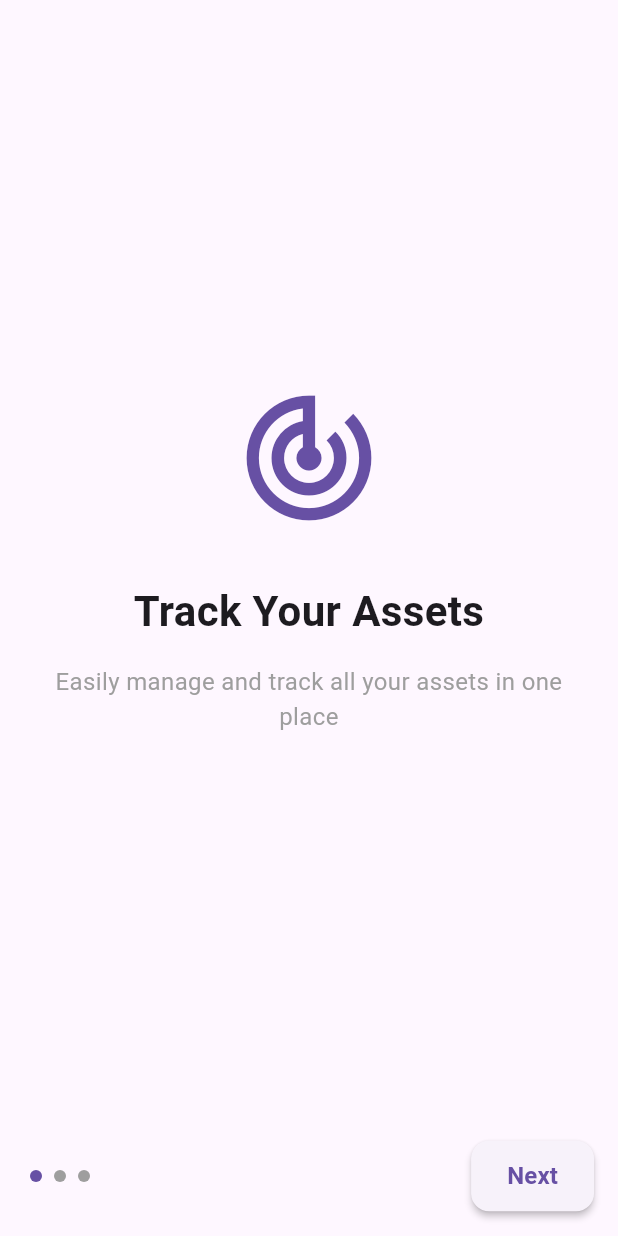
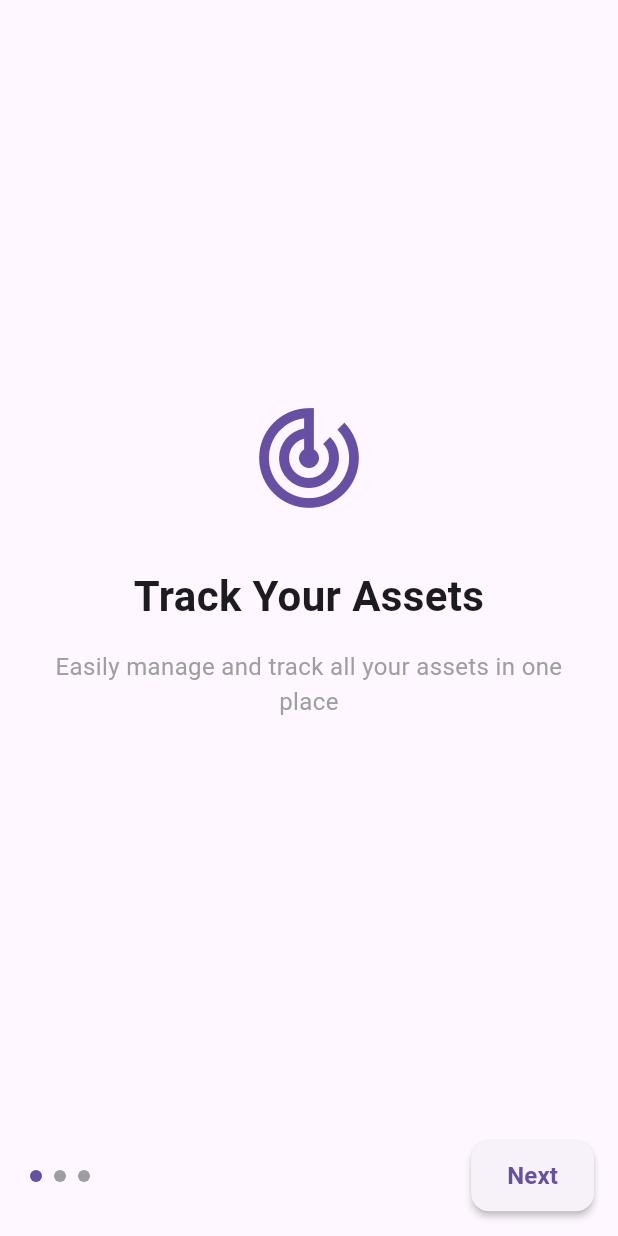
Before and after one commit to ErenBal1/AssetTracker, a Flutter app: the screen it shows after launch, on a phone screen of 412 x 824 dp. Run offline on Flutter 3.47's test engine with Material 3 defaults, Android fonts, the phone set to English and light mode, and no system bars; our stand-ins replace firebase_auth, firebase_core; accounts and stored records are empty; generated files the repository leaves out were written again.

Commit message:
code refactored.

```diff
--- a/asset_tracker_app/lib/services/firebase/firebase_auth_service.dart
+++ b/asset_tracker_app/lib/services/firebase/firebase_auth_service.dart
@@ -29,7 +29,7 @@ class FirebaseAuthService implements IAuthService {
   }
 
   String _handleAuthError(FirebaseAuthException e) {
-    final error = FirebaseAuthError.fromCode(e.code);
+    final error = e.code.toFirebaseAuthError();
     return error == FirebaseAuthError.unknown
         ? '${error.message}${e.message}'
         : error.message;
--- a/asset_tracker_app/lib/utils/constants/theme/constant_gap_sizes.dart
+++ b/asset_tracker_app/lib/utils/constants/theme/constant_gap_sizes.dart
@@ -1,13 +1,15 @@
+import 'package:asset_tracker_app/utils/constants/theme/constant_sizes.dart';
 import 'package:flutter/material.dart';
 
 class GapSize extends SizedBox {
-  const GapSize.small({super.key}) : super(height: 16);
+  const GapSize.small({super.key}) : super(height: ConstantSizes.gapSmall);
 
-  const GapSize.medium({super.key}) : super(height: 24);
+  const GapSize.medium({super.key}) : super(height: ConstantSizes.gapMedium);
 
-  const GapSize.mediumLarge({super.key}) : super(height: 32);
+  const GapSize.mediumLarge({super.key})
+      : super(height: ConstantSizes.gapLarge);
 
-  const GapSize.big({super.key}) : super(height: 48);
+  const GapSize.big({super.key}) : super(height: ConstantSizes.gapXL);
 
   ///square sized box with optional child
   const GapSize.square({
--- a/asset_tracker_app/lib/utils/constants/theme/constant_icons.dart
+++ /dev/null
@@ -1,28 +0,0 @@
-import 'package:asset_tracker_app/utils/constants/theme/constant_sizes.dart';
-import 'package:flutter/material.dart';
-
-class ConstantIcons {
-  static Icon getSplashScreenIcon(BuildContext context) {
-    return Icon(
-      Icons.inventory,
-      size: ConstantSizes.iconXXXL,
-      color: Theme.of(context).primaryColor,
-    );
-  }
-
-  static Icon getOnboardPagesIcons(IconData icon, BuildContext context) {
-    return Icon(
-      icon,
-      size: ConstantSizes.iconXXXL,
-      color: Theme.of(context).primaryColor,
-    );
-  }
-
-  static Icon getLoginPageIcon(BuildContext context) {
-    return Icon(
-      Icons.inventory,
-      size: ConstantSizes.iconXXL,
-      color: Theme.of(context).primaryColor,
-    );
-  }
-}
--- a/asset_tracker_app/lib/utils/constants/theme/constant_paddings.dart
+++ b/asset_tracker_app/lib/utils/constants/theme/constant_paddings.dart
@@ -1,69 +1,93 @@
+import 'package:asset_tracker_app/utils/constants/theme/constant_sizes.dart';
 import 'package:flutter/material.dart';
 
+/// Available padding values:
+/// XXS: 4.0
+/// XS:  8.0
+/// S:   12.0
+/// M:   16.0
+/// L:   20.0
+/// XL:  24.0
+/// XXL: 32.0
+///
+/// Types:
+/// - all: Applies padding to all sides
+/// - horizontal: Applies padding horizontally
+/// - vertical: Applies padding vertically
 class ConstantPaddings {
   /// Alls
-  ///
-  /// 4
-  static const EdgeInsets allXXS = EdgeInsets.all(4);
+  /// padding: 4.0
+  static const EdgeInsets allXXS = EdgeInsets.all(ConstantSizes.paddingXXS);
 
-  /// 8
-  static const EdgeInsets allXS = EdgeInsets.all(8);
+  /// padding: 8.0
+  static const EdgeInsets allXS = EdgeInsets.all(ConstantSizes.paddingXS);
 
-  /// 12
-  static const EdgeInsets allS = EdgeInsets.all(12);
+  /// padding: 12.0
+  static const EdgeInsets allS = EdgeInsets.all(ConstantSizes.paddingS);
 
-  /// 16
-  static const EdgeInsets allM = EdgeInsets.all(16);
+  /// padding: 16.0
+  static const EdgeInsets allM = EdgeInsets.all(ConstantSizes.paddingM);
 
-  /// 20
-  static const EdgeInsets allL = EdgeInsets.all(20);
+  /// padding: 20.0
+  static const EdgeInsets allL = EdgeInsets.all(ConstantSizes.paddingL);
 
-  /// 24
-  static const EdgeInsets allXL = EdgeInsets.all(24);
+  /// padding: 24.0
+  static const EdgeInsets allXL = EdgeInsets.all(ConstantSizes.paddingXL);
 
-  /// 32
-  static const EdgeInsets allXXL = EdgeInsets.all(32);
+  /// padding: 32.0
+  static const EdgeInsets allXXL = EdgeInsets.all(ConstantSizes.paddingXXL);
 
   /// Horizontals
-  ///
-  /// 4
-  static const EdgeInsets horizontalXXS = EdgeInsets.symmetric(horizontal: 4);
+  /// horizontal padding: 4.0
+  static const EdgeInsets horizontalXXS =
+      EdgeInsets.symmetric(horizontal: ConstantSizes.paddingXXS);
 
-  /// 8
-  static const EdgeInsets horizontalXS = EdgeInsets.symmetric(horizontal: 8);
+  /// horizontal padding: 8.0
+  static const EdgeInsets horizontalXS =
+      EdgeInsets.symmetric(horizontal: ConstantSizes.paddingXS);
 
-  /// 12
-  static const EdgeInsets horizontalS = EdgeInsets.symmetric(horizontal: 12);
+  /// horizontal padding: 12.0
+  static const EdgeInsets horizontalS =
+      EdgeInsets.symmetric(horizontal: ConstantSizes.paddingS);
 
-  /// 16
-  static const EdgeInsets horizontalM = EdgeInsets.symmetric(horizontal: 16);
+  /// horizontal padding: 16.0
+  static const EdgeInsets horizontalM =
+      EdgeInsets.symmetric(horizontal: ConstantSizes.paddingM);
 
-  /// 20
-  static const EdgeInsets horizontalL = EdgeInsets.symmetric(horizontal: 20);
+  /// horizontal padding: 20.0
+  static const EdgeInsets horizontalL =
+      EdgeInsets.symmetric(horizontal: ConstantSizes.paddingL);
 
-  /// 24
-  static const EdgeInsets horizontalXL = EdgeInsets.symmetric(horizontal: 24);
+  /// horizontal padding: 24.0
+  static const EdgeInsets horizontalXL =
+      EdgeInsets.symmetric(horizontal: ConstantSizes.paddingXL);
 
   /// Verticals
-  ///
-  /// 4
-  static const EdgeInsets verticalXXS = EdgeInsets.symmetric(vertical: 4);
+  /// vertical padding: 4.0
+  static const EdgeInsets verticalXXS =
+      EdgeInsets.symmetric(vertical: ConstantSizes.paddingXXS);
 
-  /// 8
-  static const EdgeInsets verticalXS = EdgeInsets.symmetric(vertical: 8);
+  /// vertical padding: 8.0
+  static const EdgeInsets verticalXS =
+      EdgeInsets.symmetric(vertical: ConstantSizes.paddingXS);
 
-  /// 12
-  static const EdgeInsets verticalS = EdgeInsets.symmetric(vertical: 12);
+  /// vertical padding: 12.0
+  static const EdgeInsets verticalS =
+      EdgeInsets.symmetric(vertical: ConstantSizes.paddingS);
 
-  /// 16
-  static const EdgeInsets verticalM = EdgeInsets.symmetric(vertical: 16);
+  /// vertical padding: 16.0
+  static const EdgeInsets verticalM =
+      EdgeInsets.symmetric(vertical: ConstantSizes.paddingM);
 
-  /// 20
-  static const EdgeInsets verticalL = EdgeInsets.symmetric(vertical: 20);
+  /// vertical padding: 20.0
+  static const EdgeInsets verticalL =
+      EdgeInsets.symmetric(vertical: ConstantSizes.paddingL);
 
-  /// 24
-  static const EdgeInsets verticalXL = EdgeInsets.symmetric(vertical: 24);
+  /// vertical padding: 24.0
+  static const EdgeInsets verticalXL =
+      EdgeInsets.symmetric(vertical: ConstantSizes.paddingXL);
 
+  /// Creates custom padding based on provided values
   static EdgeInsets custom({
     double? all,
     double? horizontal,
@@ -85,10 +109,10 @@ class ConstantPaddings {
     );
   }
 
-  /// For Special Ones
-  /// Horizontal: 24, Vertical: 12
+  /// Special Cases
+  /// horizontal: 24.0, vertical: 12.0
   static const EdgeInsets onBoardingButtonPadding = EdgeInsets.symmetric(
-    horizontal: 24,
-    vertical: 12,
+    horizontal: ConstantSizes.paddingXL, // 24
+    vertical: ConstantSizes.paddingS, // 12
   );
 }
--- a/asset_tracker_app/lib/utils/constants/theme/constant_sizes.dart
+++ b/asset_tracker_app/lib/utils/constants/theme/constant_sizes.dart
@@ -38,4 +38,40 @@ class ConstantSizes {
 
   /// 32.0
   static const double textXXXL = 32.0;
+
+  ///Sizedbox gap sizes
+
+  /// 16.0
+  static const double gapSmall = 16.0;
+
+  /// 24.0
+  static const double gapMedium = 24.0;
+
+  /// 32.0
+  static const double gapLarge = 32.0;
+
+  /// 48.0
+  static const double gapXL = 48.0;
+
+  // Base padding values
+  /// 4.0
+  static const double paddingXXS = 4;
+
+  /// 8.0
+  static const double paddingXS = 8;
+
+  /// 12.0
+  static const double paddingS = 12;
+
+  /// 16.0
+  static const double paddingM = 16;
+
+  /// 20.0
+  static const double paddingL = 20;
+
+  /// 24.0
+  static const double paddingXL = 24;
+
+  /// 32.0
+  static const double paddingXXL = 32;
 }
--- /dev/null
+++ b/asset_tracker_app/lib/utils/constants/theme/constant_text_styles.dart
@@ -0,0 +1,32 @@
+import 'package:asset_tracker_app/utils/constants/theme/constant_sizes.dart';
+import 'package:flutter/material.dart';
+
+class ConstantTextStyles {
+  // Headline Styles
+  static const TextStyle headlineLarge = TextStyle(
+    fontSize: ConstantSizes.textXXXL,
+    fontWeight: FontWeight.bold,
+  );
+
+  static const TextStyle headlineMedium = TextStyle(
+    fontSize: ConstantSizes.textXXL,
+    fontWeight: FontWeight.bold,
+  );
+
+  // Body Styles
+  static const TextStyle bodyLarge = TextStyle(
+    fontSize: ConstantSizes.textLarge,
+    fontWeight: FontWeight.normal,
+  );
+
+  static const TextStyle bodyLargeGrey = TextStyle(
+    fontSize: ConstantSizes.textLarge,
+    color: Colors.grey,
+  );
+
+  // Button Style
+  static const TextStyle buttonText = TextStyle(
+    fontSize: ConstantSizes.textLarge,
+    fontWeight: FontWeight.bold,
+  );
+}
--- a/asset_tracker_app/lib/utils/constants/theme/constant_texts_and_styles.dart
+++ /dev/null
@@ -1,71 +0,0 @@
-import 'package:asset_tracker_app/localization/strings.dart';
-import 'package:asset_tracker_app/utils/constants/theme/constant_sizes.dart';
-import 'package:flutter/material.dart';
-
-class ConstantTextsAndStyles {
-  //Splash Screen
-  static const Text splashAppLabelText = Text(
-    LocalStrings.appLabel,
-    style: TextStyle(
-      fontSize: ConstantSizes.textXXXL,
-      fontWeight: FontWeight.bold,
-    ),
-  );
-
-  //Onboard Screen
-
-  static Text getOnboardPageTitle(String title) {
-    return Text(
-      title,
-      style: const TextStyle(
-        fontSize: ConstantSizes.textXXL,
-        fontWeight: FontWeight.bold,
-      ),
-      textAlign: TextAlign.center,
-    );
-  }
-
-  static Text getOnboardPageDescription(String description) {
-    return Text(
-      description,
-      style: const TextStyle(
-        fontSize: ConstantSizes.textLarge,
-        color: Colors.grey,
-      ),
-      textAlign: TextAlign.center,
-    );
-  }
-
-  static getOnboardPageButtonText(String text) {
-    return Text(text, style: _buttonTextStyle);
-  }
-
-  static const TextStyle _buttonTextStyle = TextStyle(
-    fontSize: ConstantSizes.textLarge,
-    fontWeight: FontWeight.bold,
-  );
-
-//   static Text getButtonText(String text) {
-//   return Text(text, style: _buttonTextStyle);
-// }
-
-//getOnboardPageButtonText ve getLoginPageButtonText tanimlamalarini ikisi de ayni islevde oldugu icin yukarida yazdigim sekilde yapacaktim fakat kendi sayfalarini okurken okunurluk acisindan su anki hallerini daha uygun buldum.
-
-//Login Page
-
-  static Text getLoginPageButtonText(String text) {
-    return Text(
-      text,
-      style: _buttonTextStyle,
-    );
-  }
-
-  static Text welcome = const Text(
-    LocalStrings.welcome,
-    style: TextStyle(
-      fontSize: ConstantSizes.textXXL,
-      fontWeight: FontWeight.bold,
-    ),
-    textAlign: TextAlign.center,
-  );
-}
--- a/asset_tracker_app/lib/utils/enums/auth_service_error_enum.dart
+++ b/asset_tracker_app/lib/utils/enums/auth_service_error_enum.dart
@@ -11,14 +11,9 @@ enum FirebaseAuthError {
 
   final String code;
   const FirebaseAuthError(this.code);
+}
 
-  static FirebaseAuthError fromCode(String code) {
-    return FirebaseAuthError.values.firstWhere(
-      (error) => error.code == code,
-      orElse: () => FirebaseAuthError.unknown,
-    );
-  }
-
+extension FirebaseAuthErrorX on FirebaseAuthError {
   String get message {
     switch (this) {
       case FirebaseAuthError.userNotFound:
@@ -38,3 +33,12 @@ enum FirebaseAuthError {
     }
   }
 }
+
+extension StringFirebaseAuthErrorX on String {
+  FirebaseAuthError toFirebaseAuthError() {
+    return FirebaseAuthError.values.firstWhere(
+      (error) => error.code == this,
+      orElse: () => FirebaseAuthError.unknown,
+    );
+  }
+}
--- /dev/null
+++ b/asset_tracker_app/lib/utils/mixins/validation_mixin.dart
@@ -0,0 +1,25 @@
+import 'package:asset_tracker_app/localization/strings.dart';
+
+mixin ValidationMixin {
+  String? validateEmail(String? value) {
+    if (value == null || value.isEmpty) {
+      return LocalStrings.enterEmail;
+    }
+    if (!value.contains('@')) {
+      return LocalStrings.enterValidEmail;
+    }
+    return null;
+  }
+
+  String? validatePassword(String? value) {
+    const int minPasswordLength = 6;
+
+    if (value == null || value.isEmpty) {
+      return LocalStrings.enterPassword;
+    }
+    if (value.length < minPasswordLength) {
+      return LocalStrings.atLeast6characters;
+    }
+    return null;
+  }
+}
--- a/asset_tracker_app/lib/view/login_screen_view.dart
+++ b/asset_tracker_app/lib/view/login_screen_view.dart
@@ -1,9 +1,9 @@
 import 'package:asset_tracker_app/localization/strings.dart';
-import 'package:asset_tracker_app/utils/constants/theme/constant_icons.dart';
 import 'package:asset_tracker_app/utils/constants/theme/constant_paddings.dart';
 import 'package:asset_tracker_app/utils/constants/theme/constant_gap_sizes.dart';
-import 'package:asset_tracker_app/utils/constants/theme/constant_texts_and_styles.dart';
+import 'package:asset_tracker_app/utils/constants/theme/constant_text_styles.dart';
 import 'package:asset_tracker_app/utils/mixins/login_screen_mixin.dart';
+import 'package:asset_tracker_app/widgets/custom_icon_widget.dart';
 import 'package:asset_tracker_app/widgets/login_screen/email_input_field.dart';
 import 'package:asset_tracker_app/widgets/login_screen/login_button.dart';
 import 'package:asset_tracker_app/widgets/login_screen/password_input_field.dart';
@@ -30,9 +30,13 @@ class _LoginScreenViewState extends State<LoginScreenView>
               crossAxisAlignment: CrossAxisAlignment.stretch,
               children: [
                 const GapSize.big(),
-                ConstantIcons.getLoginPageIcon(context),
+                const CustomIcon(icon: Icons.inventory),
                 const GapSize.medium(),
-                ConstantTextsAndStyles.welcome,
+                const Text(
+                  LocalStrings.welcome,
+                  style: ConstantTextStyles.headlineMedium,
+                  textAlign: TextAlign.center,
+                ),
                 const GapSize.big(),
                 EmailInputField(controller: emailController),
                 const GapSize.small(),
--- a/asset_tracker_app/lib/view/splash_view.dart
+++ b/asset_tracker_app/lib/view/splash_view.dart
@@ -1,7 +1,9 @@
-import 'package:asset_tracker_app/utils/constants/theme/constant_icons.dart';
-import 'package:asset_tracker_app/utils/constants/theme/constant_texts_and_styles.dart';
+import 'package:asset_tracker_app/localization/strings.dart';
+import 'package:asset_tracker_app/utils/constants/theme/constant_sizes.dart';
+import 'package:asset_tracker_app/utils/constants/theme/constant_text_styles.dart';
 import 'package:asset_tracker_app/utils/constants/theme/constant_gap_sizes.dart';
 import 'package:asset_tracker_app/utils/mixins/splash_screen_mixin.dart';
+import 'package:asset_tracker_app/widgets/custom_icon_widget.dart';
 import 'package:flutter/material.dart';
 
 class SplashScreenView extends StatefulWidget {
@@ -15,14 +17,17 @@ class _SplashScreenViewState extends State<SplashScreenView>
     with SplashScreenMixin {
   @override
   Widget build(BuildContext context) {
-    return Scaffold(
+    return const Scaffold(
       body: Center(
         child: Column(
           mainAxisAlignment: MainAxisAlignment.center,
           children: [
-            ConstantIcons.getSplashScreenIcon(context),
-            const GapSize.medium(),
-            ConstantTextsAndStyles.splashAppLabelText
+            CustomIcon(icon: Icons.inventory, size: ConstantSizes.iconXXXL),
+            GapSize.medium(),
+            Text(
+              LocalStrings.appLabel,
+              style: ConstantTextStyles.headlineLarge,
+            )
           ],
         ),
       ),
--- /dev/null
+++ b/asset_tracker_app/lib/widgets/custom_icon_widget.dart
@@ -0,0 +1,26 @@
+import 'package:flutter/material.dart';
+import 'package:asset_tracker_app/utils/constants/theme/constant_sizes.dart';
+
+class CustomIcon extends StatelessWidget {
+  final IconData icon;
+  final double? size;
+  final Color? color;
+
+  const CustomIcon({
+    super.key,
+    required this.icon,
+    this.size = ConstantSizes.iconXXL, // Default size
+    this.color,
+  });
+
+  @override
+  Widget build(BuildContext context) {
+    return Icon(
+      icon,
+      size: size,
+      color: color ??
+          Theme.of(context)
+              .primaryColor, // Used provided color or theme's primary color
+    );
+  }
+}
--- a/asset_tracker_app/lib/widgets/login_screen/email_input_field.dart
+++ b/asset_tracker_app/lib/widgets/login_screen/email_input_field.dart
@@ -1,7 +1,8 @@
 import 'package:asset_tracker_app/localization/strings.dart';
+import 'package:asset_tracker_app/utils/mixins/validation_mixin.dart';
 import 'package:flutter/material.dart';
 
-class EmailInputField extends StatelessWidget {
+class EmailInputField extends StatelessWidget with ValidationMixin {
   final TextEditingController controller;
 
   const EmailInputField({
@@ -19,15 +20,6 @@ class EmailInputField extends StatelessWidget {
           border: OutlineInputBorder(),
           prefixIcon: Icon(Icons.email),
         ),
-      validator: (value) {
-        if (value == null || value.isEmpty) {
-          return LocalStrings.enterEmail;
-        }
-        if (!value.contains('@')) {
-          return LocalStrings.enterValidEmail;
-        }
-        return null;
-      },
-    );
+        validator: validateEmail);
   }
 }
--- a/asset_tracker_app/lib/widgets/login_screen/login_button.dart
+++ b/asset_tracker_app/lib/widgets/login_screen/login_button.dart
@@ -1,5 +1,5 @@
 import 'package:asset_tracker_app/utils/constants/theme/constant_gap_sizes.dart';
-import 'package:asset_tracker_app/utils/constants/theme/constant_texts_and_styles.dart';
+import 'package:asset_tracker_app/utils/constants/theme/constant_text_styles.dart';
 import 'package:flutter/material.dart';
 
 class LoginButton extends StatelessWidget {
@@ -40,7 +40,7 @@ class LoginButton extends StatelessWidget {
                     valueColor: AlwaysStoppedAnimation<Color>(Colors.white),
                   ),
                 )
-              : ConstantTextsAndStyles.getLoginPageButtonText(text)),
+              : Text(text, style: ConstantTextStyles.buttonText)),
     );
   }
 }
--- a/asset_tracker_app/lib/widgets/login_screen/password_input_field.dart
+++ b/asset_tracker_app/lib/widgets/login_screen/password_input_field.dart
@@ -1,4 +1,5 @@
 import 'package:asset_tracker_app/localization/strings.dart';
+import 'package:asset_tracker_app/utils/mixins/validation_mixin.dart';
 import 'package:flutter/material.dart';
 
 class PasswordInputField extends StatefulWidget {
@@ -13,9 +14,9 @@ class PasswordInputField extends StatefulWidget {
   State<PasswordInputField> createState() => _PasswordInputFieldState();
 }
 
-class _PasswordInputFieldState extends State<PasswordInputField> {
+class _PasswordInputFieldState extends State<PasswordInputField>
+    with ValidationMixin {
   bool _isPasswordVisible = false;
-  final int _atLeast6characters = 6;
 
   @override
   Widget build(BuildContext context) {
@@ -37,15 +38,6 @@ class _PasswordInputFieldState extends State<PasswordInputField> {
             },
           ),
         ),
-      validator: (value) {
-        if (value == null || value.isEmpty) {
-          return LocalStrings.enterPassword;
-        }
-        if (value.length < _atLeast6characters) {
-          return LocalStrings.atLeast6characters;
-        }
-        return null;
-      },
-    );
+        validator: validatePassword);
   }
 }
--- a/asset_tracker_app/lib/widgets/onboard_view/onboard_button.dart
+++ b/asset_tracker_app/lib/widgets/onboard_view/onboard_button.dart
@@ -1,5 +1,5 @@
 import 'package:asset_tracker_app/utils/constants/theme/constant_paddings.dart';
-import 'package:asset_tracker_app/utils/constants/theme/constant_texts_and_styles.dart';
+import 'package:asset_tracker_app/utils/constants/theme/constant_text_styles.dart';
 import 'package:flutter/material.dart';
 
 class OnboardingButton extends StatelessWidget {
@@ -25,6 +25,6 @@ class OnboardingButton extends StatelessWidget {
           ),
           elevation: _elevation,
         ),
-        child: ConstantTextsAndStyles.getOnboardPageButtonText(text));
+        child: Text(text, style: ConstantTextStyles.buttonText));
   }
 }
--- a/asset_tracker_app/lib/widgets/onboard_view/onboard_page_widget.dart
+++ b/asset_tracker_app/lib/widgets/onboard_view/onboard_page_widget.dart
@@ -1,7 +1,7 @@
-import 'package:asset_tracker_app/utils/constants/theme/constant_icons.dart';
 import 'package:asset_tracker_app/utils/constants/theme/constant_paddings.dart';
 import 'package:asset_tracker_app/utils/constants/theme/constant_gap_sizes.dart';
-import 'package:asset_tracker_app/utils/constants/theme/constant_texts_and_styles.dart';
+import 'package:asset_tracker_app/utils/constants/theme/constant_text_styles.dart';
+import 'package:asset_tracker_app/widgets/custom_icon_widget.dart';
 import 'package:flutter/material.dart';
 
 class OnboardingPage extends StatelessWidget {
@@ -24,11 +24,19 @@ class OnboardingPage extends StatelessWidget {
         child: Column(
           mainAxisAlignment: MainAxisAlignment.center,
           children: [
-            ConstantIcons.getOnboardPagesIcons(icon, context),
+            CustomIcon(icon: icon),
             const GapSize.mediumLarge(),
-            ConstantTextsAndStyles.getOnboardPageTitle(title),
+            Text(
+              title,
+              style: ConstantTextStyles.headlineMedium,
+              textAlign: TextAlign.center,
+            ),
             const GapSize.small(),
-            ConstantTextsAndStyles.getOnboardPageDescription(description),
+            Text(
+              description,
+              style: ConstantTextStyles.bodyLargeGrey,
+              textAlign: TextAlign.center,
+            ),
           ],
         ),
       ),
```
Lines whose indentation alone changed are shown as unchanged.
